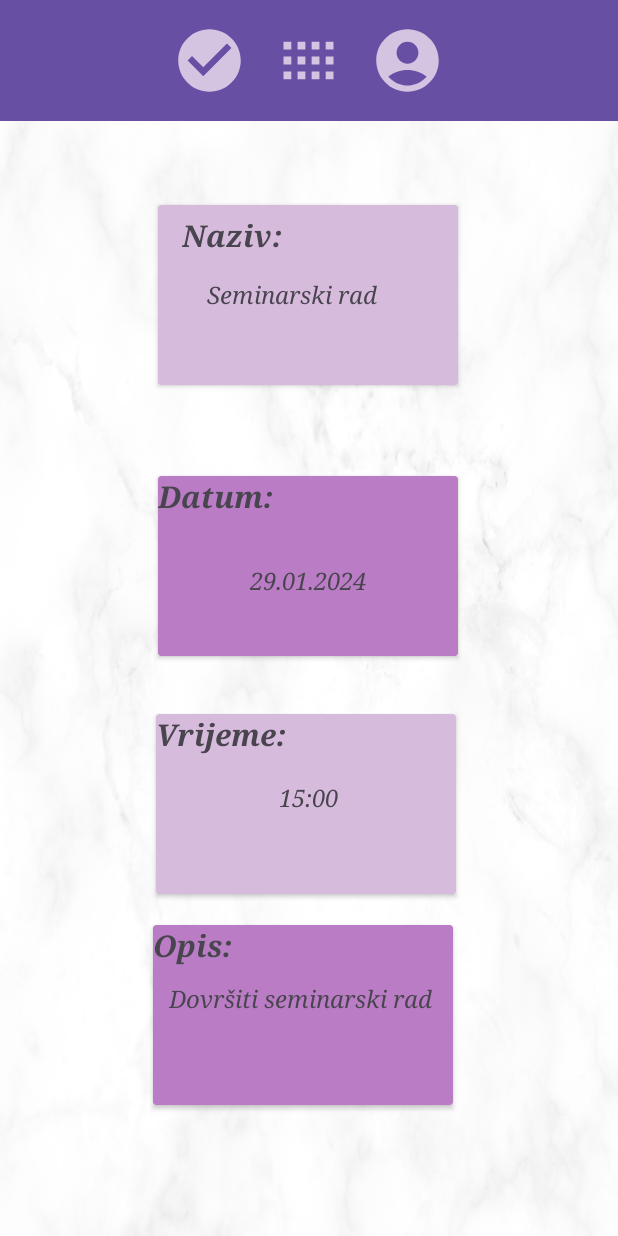
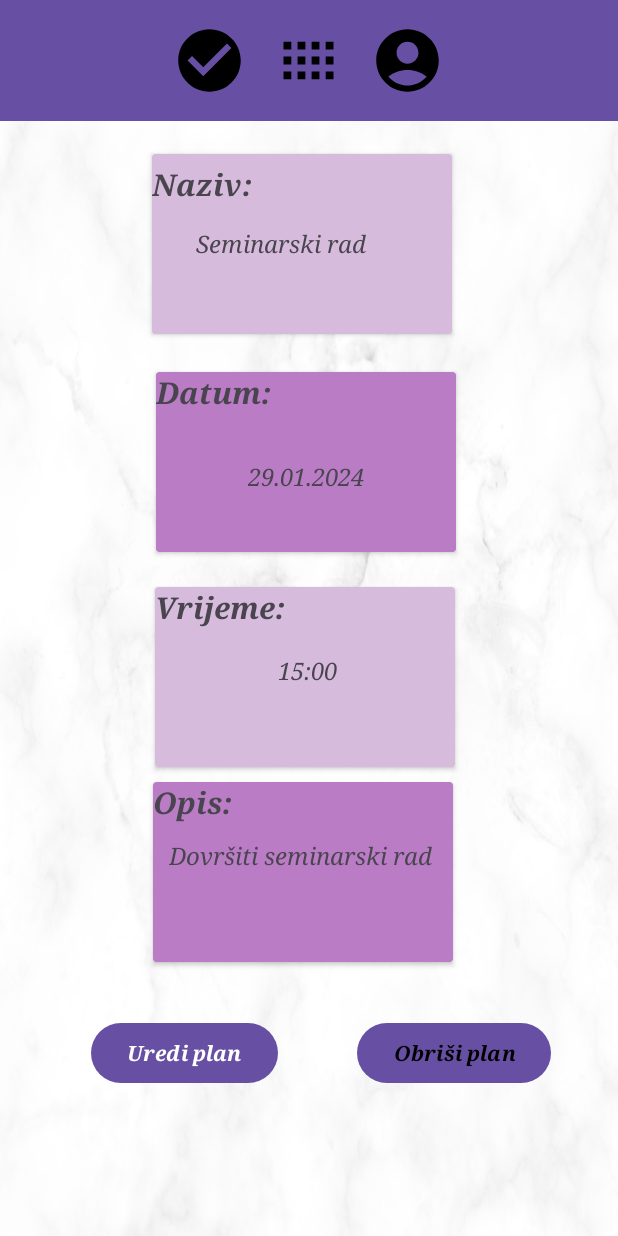
Before and after one commit to elizabetabeta/UniPlanner, an Android app: the layout activity_view_plan.xml on its own in the app's theme, with its tools: preview values and no code run, on a phone screen of 412 x 824 dp. Run offline under Robolectric (Android 15) with nearby library versions, the phone set to English and light mode, and no system bars.

Commit message:
Uredjivanje layouta

```diff
--- a/app/src/main/res/drawable/calendar.xml
+++ b/app/src/main/res/drawable/calendar.xml
@@ -1,4 +1,4 @@
-<vector android:height="24dp" android:tint="#D4C4E2"
+<vector android:height="24dp" android:tint="#000000"
     android:viewportHeight="24" android:viewportWidth="24"
     android:width="24dp" xmlns:android="http://schemas.android.com/apk/res/android">
     <path android:fillColor="@android:color/white" android:pathData="M4,18h2.5v-2.5H4V18zM4,13.25h2.5v-2.5H4V13.25zM4,8.5h2.5V6H4V8.5zM17.5,6v2.5H20V6H17.5zM13,8.5h2.5V6H13V8.5zM17.5,18H20v-2.5h-2.5V18zM17.5,13.25H20v-2.5h-2.5V13.25zM8.5,18H11v-2.5H8.5V18zM13,18h2.5v-2.5H13V18zM8.5,8.5H11V6H8.5V8.5zM13,13.25h2.5v-2.5H13V13.25zM8.5,13.25H11v-2.5H8.5V13.25z"/>
--- a/app/src/main/res/drawable/check_circle.xml
+++ b/app/src/main/res/drawable/check_circle.xml
@@ -1,4 +1,4 @@
-<vector android:height="24dp" android:tint="#D4C4E2"
+<vector android:height="24dp" android:tint="#000000"
     android:viewportHeight="24" android:viewportWidth="24"
     android:width="24dp" xmlns:android="http://schemas.android.com/apk/res/android">
     <path android:fillColor="@android:color/white" android:pathData="M12,2C6.48,2 2,6.48 2,12s4.48,10 10,10 10,-4.48 10,-10S17.52,2 12,2zM10,17l-5,-5 1.41,-1.41L10,14.17l7.59,-7.59L19,8l-9,9z"/>
--- a/app/src/main/res/drawable/registration.xml
+++ b/app/src/main/res/drawable/registration.xml
@@ -1,4 +1,4 @@
-<vector android:height="24dp" android:tint="#FFFFFF"
+<vector android:height="24dp" android:tint="#F5EFEF"
     android:viewportHeight="24" android:viewportWidth="24"
     android:width="24dp" xmlns:android="http://schemas.android.com/apk/res/android">
     <path android:fillColor="@android:color/white" android:pathData="M10,4h4v4h-4z"/>
--- a/app/src/main/res/drawable/user.xml
+++ b/app/src/main/res/drawable/user.xml
@@ -1,4 +1,4 @@
-<vector android:height="24dp" android:tint="#D4C4E2"
+<vector android:height="24dp" android:tint="#000000"
     android:viewportHeight="24" android:viewportWidth="24"
     android:width="24dp" xmlns:android="http://schemas.android.com/apk/res/android">
     <path android:fillColor="@android:color/white" android:pathData="M12,2C6.48,2 2,6.48 2,12s4.48,10 10,10s10,-4.48 10,-10S17.52,2 12,2zM12,6c1.93,0 3.5,1.57 3.5,3.5S13.93,13 12,13s-3.5,-1.57 -3.5,-3.5S10.07,6 12,6zM12,20c-2.03,0 -4.43,-0.82 -6.14,-2.88C7.55,15.8 9.68,15 12,15s4.45,0.8 6.14,2.12C16.43,19.18 14.03,20 12,20z"/>
--- a/app/src/main/res/layout/activity_second.xml
+++ b/app/src/main/res/layout/activity_second.xml
@@ -315,7 +315,7 @@
                 android:textColor="@color/white"
                 android:textColorHighlight="@color/black"
                 android:textColorHint="@color/black"
-                android:textStyle="normal|bold"
+                android:textStyle="normal|bold|italic"
                 app:iconTint="@color/black"
                 app:layout_constraintBottom_toBottomOf="parent"
                 app:layout_constraintEnd_toEndOf="parent"
--- a/app/src/main/res/layout/activity_view_plan.xml
+++ b/app/src/main/res/layout/activity_view_plan.xml
@@ -27,20 +27,20 @@
             <androidx.cardview.widget.CardView
                 android:layout_width="200dp"
                 android:layout_height="120dp"
-                android:layout_marginStart="24dp"
-                android:layout_marginTop="24dp"
+                android:layout_marginStart="80dp"
+                android:layout_marginTop="100dp"
                 android:layout_marginEnd="24dp"
-                android:layout_marginBottom="24dp"
+                android:layout_marginBottom="587dp"
                 app:cardBackgroundColor="#D7BBDC"
-                app:layout_constraintBottom_toBottomOf="parent"
+                app:layout_constraintBottom_toBottomOf="@+id/linearLayout3"
                 app:layout_constraintEnd_toEndOf="parent"
-                app:layout_constraintHorizontal_bias="0.496"
-                app:layout_constraintStart_toStartOf="parent"
+                app:layout_constraintHorizontal_bias="0.200"
+                app:layout_constraintStart_toStartOf="@+id/linearLayout3"
                 app:layout_constraintTop_toTopOf="parent"
                 app:layout_constraintVertical_bias="0.172">
 
                 <androidx.constraintlayout.widget.ConstraintLayout
-                    android:layout_width="match_parent"
+                    android:layout_width="194dp"
                     android:layout_height="match_parent">
 
                     <TextView
@@ -53,7 +53,7 @@
                         android:textStyle="normal|bold|italic"
                         app:layout_constraintBottom_toBottomOf="parent"
                         app:layout_constraintEnd_toEndOf="parent"
-                        app:layout_constraintHorizontal_bias="0.12"
+                        app:layout_constraintHorizontal_bias="0.0"
                         app:layout_constraintStart_toStartOf="parent"
                         app:layout_constraintTop_toTopOf="parent"
                         app:layout_constraintVertical_bias="0.075"
@@ -80,6 +80,7 @@
             </androidx.cardview.widget.CardView>
 
             <LinearLayout
+                android:id="@+id/linearLayout3"
                 android:layout_width="match_parent"
                 android:layout_height="match_parent"
                 android:orientation="horizontal">
@@ -95,15 +96,21 @@
                         app:cardBackgroundColor="#BB7CC6"
                         app:layout_constraintBottom_toBottomOf="parent"
                         app:layout_constraintEnd_toEndOf="parent"
-                        app:layout_constraintHorizontal_bias="0.497"
+                        app:layout_constraintHorizontal_bias="0.490"
                         app:layout_constraintStart_toStartOf="parent"
                         app:layout_constraintTop_toTopOf="parent"
-                        app:layout_constraintVertical_bias="0.451">
+                        app:layout_constraintVertical_bias="0.352">
 
 
                         <androidx.constraintlayout.widget.ConstraintLayout
                             android:layout_width="match_parent"
                             android:layout_height="match_parent">
+
+                            <androidx.constraintlayout.widget.ConstraintLayout
+                                android:layout_width="match_parent"
+                                android:layout_height="match_parent"
+                                tools:layout_editor_absoluteX="-3dp"
+                                tools:layout_editor_absoluteY="-40dp">
 
                                 <TextView
                                     android:id="@+id/textView23"
@@ -123,6 +130,7 @@
                                     app:layout_constraintTop_toTopOf="parent"
                                     app:layout_constraintVertical_bias="1.0"
                                     tools:text="29.01.2024" />
+                            </androidx.constraintlayout.widget.ConstraintLayout>
                         </androidx.constraintlayout.widget.ConstraintLayout>
 
                         <TextView
@@ -155,12 +163,13 @@
                 android:layout_width="200dp"
                 android:layout_height="120dp"
                 android:layout_marginStart="103dp"
-                android:layout_marginTop="429dp"
+                android:layout_marginTop="260dp"
                 android:layout_marginEnd="108dp"
                 android:layout_marginBottom="182dp"
                 app:cardBackgroundColor="#D7BBDC"
                 app:layout_constraintBottom_toBottomOf="parent"
                 app:layout_constraintEnd_toEndOf="parent"
+                app:layout_constraintHorizontal_bias="0.200"
                 app:layout_constraintStart_toStartOf="parent"
                 app:layout_constraintTop_toTopOf="parent">
 
@@ -215,7 +224,7 @@
                 android:layout_width="200dp"
                 android:layout_height="120dp"
                 android:layout_marginStart="101dp"
-                android:layout_marginTop="570dp"
+                android:layout_marginTop="380dp"
                 android:layout_marginEnd="110dp"
                 android:layout_marginBottom="41dp"
                 app:cardBackgroundColor="#BB7CC6"
@@ -258,8 +267,55 @@
                     tools:text="Opis:" />
 
             </androidx.cardview.widget.CardView>
+
         </androidx.constraintlayout.widget.ConstraintLayout>
     </LinearLayout>
 
+    <androidx.constraintlayout.widget.ConstraintLayout
+        android:layout_width="match_parent"
+        android:layout_height="match_parent">
+
+        <Button
+            android:id="@+id/button6"
+            android:layout_width="wrap_content"
+            android:layout_height="wrap_content"
+            android:layout_marginStart="33dp"
+            android:layout_marginTop="635dp"
+            android:layout_marginEnd="200dp"
+            android:layout_marginBottom="55dp"
+            android:fontFamily="serif"
+            android:text="Button"
+            android:textStyle="normal|bold|italic"
+            app:layout_constraintBottom_toBottomOf="parent"
+            app:layout_constraintEnd_toEndOf="parent"
+            app:layout_constraintStart_toStartOf="parent"
+            app:layout_constraintTop_toTopOf="parent"
+            tools:text="Uredi plan" />
+    </androidx.constraintlayout.widget.ConstraintLayout>
+
+    <androidx.constraintlayout.widget.ConstraintLayout
+        android:layout_width="match_parent"
+        android:layout_height="match_parent">
+
+        <Button
+            android:id="@+id/button7"
+            android:layout_width="wrap_content"
+            android:layout_height="wrap_content"
+            android:layout_marginStart="226dp"
+            android:layout_marginTop="631dp"
+            android:layout_marginEnd="33dp"
+            android:layout_marginBottom="52dp"
+            android:fontFamily="serif"
+            android:text="Button"
+            android:textColorHint="@color/black"
+            android:textColor="@color/black"
+            android:textStyle="normal|bold|italic"
+            app:layout_constraintBottom_toBottomOf="parent"
+            app:layout_constraintEnd_toEndOf="parent"
+            app:layout_constraintStart_toStartOf="parent"
+            app:layout_constraintTop_toTopOf="parent"
+            tools:text="Obriši plan" />
+    </androidx.constraintlayout.widget.ConstraintLayout>
+
 
 </androidx.constraintlayout.widget.ConstraintLayout>
```
Also changed, not shown: app/src/main/res/layout/activity_add_plan.xml (+11 -21 lines). Lines whose indentation alone changed are shown as unchanged.
